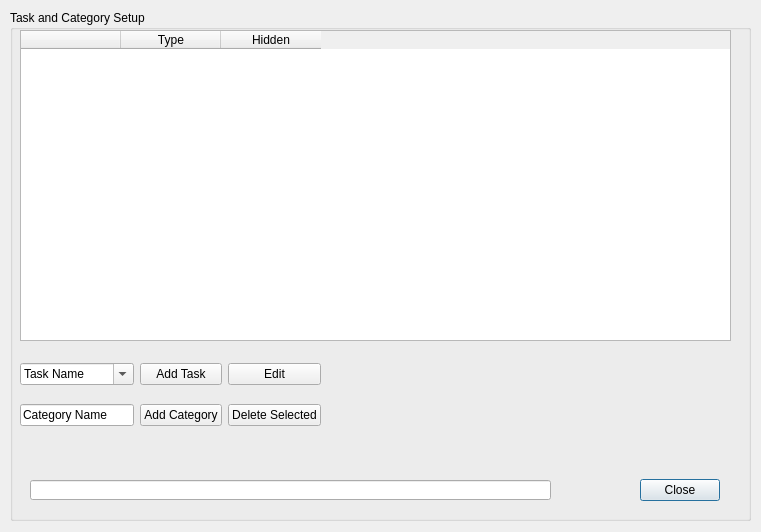
sunnybouorm/Task_Tracker, file GUI/Task_Setup.ui: the form before one commit.
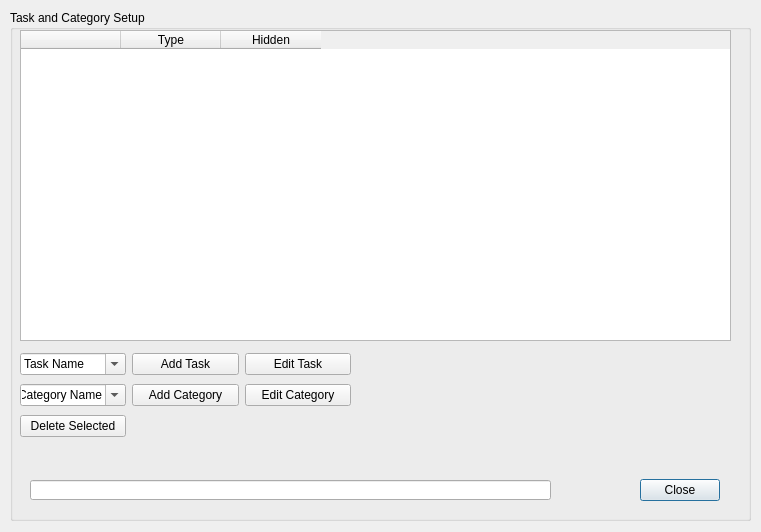
The form after the commit.

Patch:
```diff
--- a/GUI/Task_Setup.ui
+++ b/GUI/Task_Setup.ui
@@ -84,32 +84,15 @@
      <rect>
       <x>10</x>
       <y>340</y>
-      <width>301</width>
+      <width>331</width>
       <height>91</height>
      </rect>
     </property>
     <layout class="QGridLayout" name="gridLayout_2">
-     <item row="0" column="0">
-      <widget class="QComboBox" name="taskName_comboBox">
-       <property name="editable">
-        <bool>true</bool>
-       </property>
-       <property name="currentText">
-        <string>Task Name</string>
-       </property>
-      </widget>
-     </item>
-     <item row="1" column="0">
-      <widget class="QLineEdit" name="categoryName_lineEdit">
+     <item row="0" column="2">
+      <widget class="QPushButton" name="task_edit_pushButton">
        <property name="text">
-        <string>Category Name</string>
-       </property>
-      </widget>
-     </item>
-     <item row="0" column="1">
-      <widget class="QPushButton" name="addTask_pushButton">
-       <property name="text">
-        <string>Add Task</string>
+        <string>Edit Task</string>
        </property>
       </widget>
      </item>
@@ -120,20 +103,47 @@
        </property>
       </widget>
      </item>
-     <item row="0" column="2">
-      <widget class="QPushButton" name="edit_pushButton">
+     <item row="0" column="1">
+      <widget class="QPushButton" name="addTask_pushButton">
        <property name="text">
-        <string>Edit</string>
+        <string>Add Task</string>
+       </property>
+      </widget>
+     </item>
+     <item row="0" column="0">
+      <widget class="QComboBox" name="taskName_comboBox">
+       <property name="editable">
+        <bool>true</bool>
+       </property>
+       <property name="currentText">
+        <string>Task Name</string>
        </property>
       </widget>
      </item>
      <item row="1" column="2">
+      <widget class="QPushButton" name="category_edit_pushButton">
+       <property name="text">
+        <string>Edit Category</string>
+       </property>
+      </widget>
+     </item>
+     <item row="2" column="0">
       <widget class="QPushButton" name="deleteSelected_pushButton">
        <property name="text">
         <string>Delete Selected</string>
        </property>
       </widget>
      </item>
+     <item row="1" column="0">
+      <widget class="QComboBox" name="categoryName_comboBox">
+       <property name="editable">
+        <bool>true</bool>
+       </property>
+       <property name="currentText">
+        <string>Category Name</string>
+       </property>
+      </widget>
+     </item>
     </layout>
    </widget>
   </widget>
```
